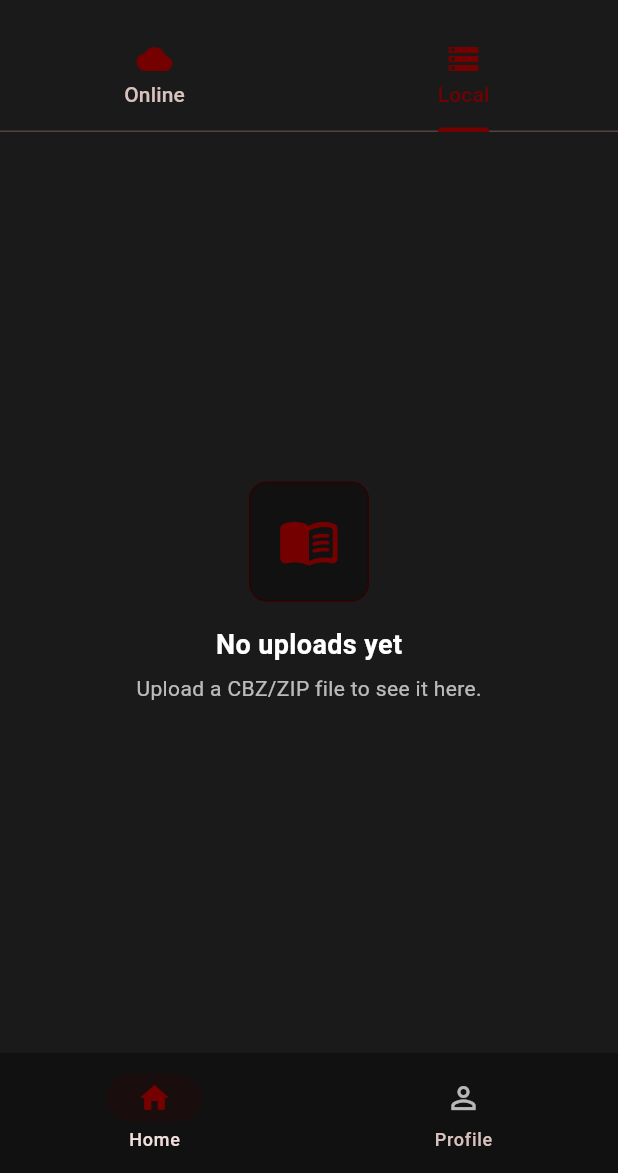
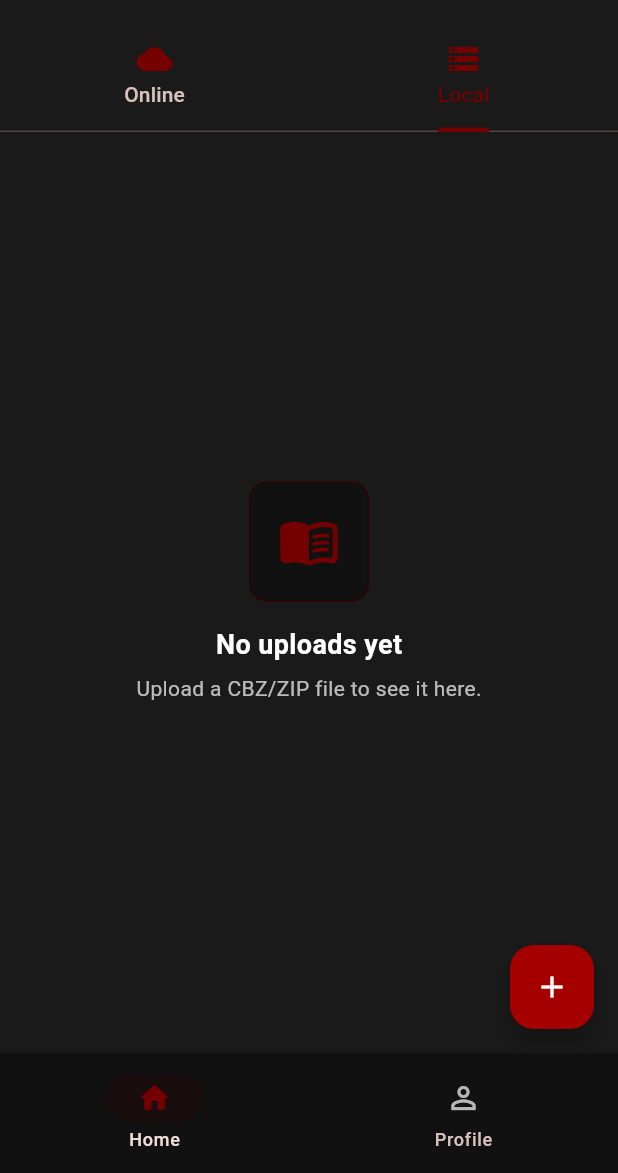
Before and after one commit to Shoumik-Mujtaheed/CSE489---MangaSphere, a Flutter app: the screen it shows once a user with an empty profile is signed in, tab 2 chosen, on a phone screen of 412 x 824 dp, the part 63-1236 px from its top. Run offline on Flutter 3.47's test engine with Material 3 defaults, Android fonts, the phone set to English and light mode, and no system bars; our stand-ins replace cached_network_image, carousel_slider, cloud_firestore, file_picker, firebase_auth, firebase_core and 1 more; accounts and stored records are empty; network calls fail.

Commit message:
import works now

```diff
--- a/lib/pages/home/home_page.dart
+++ b/lib/pages/home/home_page.dart
@@ -55,6 +55,14 @@
   void initState() {
     super.initState();
     _tabController = TabController(length: 2, vsync: this);
+
+    // Add listener to update UI when tab changes
+    _tabController.addListener(() {
+      if (_tabController.indexIsChanging) {
+        setState(() {});
+      }
+    });
+
     _loadLibrary();
     _loadPopularManga();
     _loadUserPreferencesAndFilter();
@@ -251,19 +259,26 @@
           ),
         ],
       ),
-      // ✅ FIXED: Import Button for Local Tab
+      // Import Button for Local Tab
       floatingActionButton: _tabController.index == 1
           ? FloatingActionButton(
-              onPressed: _onAddManga,
-              backgroundColor: Colors.redAccent,
-              child: const Icon(Icons.add, color: Colors.white),
+              onPressed: _loadingLocal ? null : _onAddManga,
+              backgroundColor: const Color.fromARGB(255, 165, 0, 0),
+              child: _loadingLocal
+                  ? const SizedBox(
+                      width: 20,
+                      height: 20,
+                      child: CircularProgressIndicator(
+                        color: Colors.white,
+                        strokeWidth: 2,
+                      ),
+                    )
+                  : const Icon(Icons.add, color: Colors.white),
               tooltip: 'Import Manga',
             )
           : null,
     );
   }
-
-  // Your existing methods remain the same...
 
   Widget _buildOnlineTab() {
     final size = MediaQuery.of(context).size;
@@ -577,31 +592,37 @@
     if (_loadingLocal) return;
 
     setState(() => _loadingLocal = true);
+
+    try {
       final res = await CbzImporter.pickAndImport();
 
       if (!mounted) return;
+
       if (res.error != null) {
-      setState(() => _loadingLocal = false);
         ScaffoldMessenger.of(context)
             .showSnackBar(SnackBar(content: Text(res.error!)));
         return;
       }
 
       if (res.manga == null) {
-      setState(() => _loadingLocal = false);
         return;
       }
 
       final updated = [..._library, res.manga!];
       await LibraryStore.save(updated);
+
       setState(() {
         _library = updated;
-      _loadingLocal = false;
       });
 
       ScaffoldMessenger.of(context).showSnackBar(
         SnackBar(content: Text('Imported: ${res.manga!.title}')),
       );
+    } finally {
+      if (mounted) {
+        setState(() => _loadingLocal = false);
+      }
+    }
   }
 
   void _openManga(MangaLocal m) {
```
Lines whose indentation alone changed are shown as unchanged.
